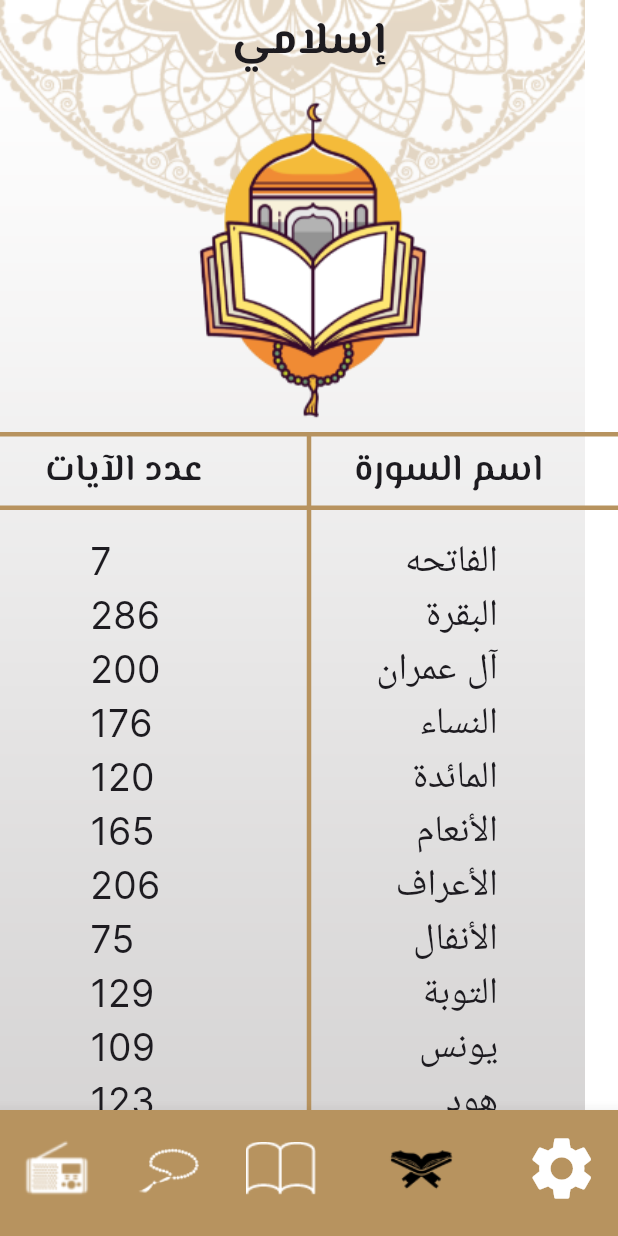
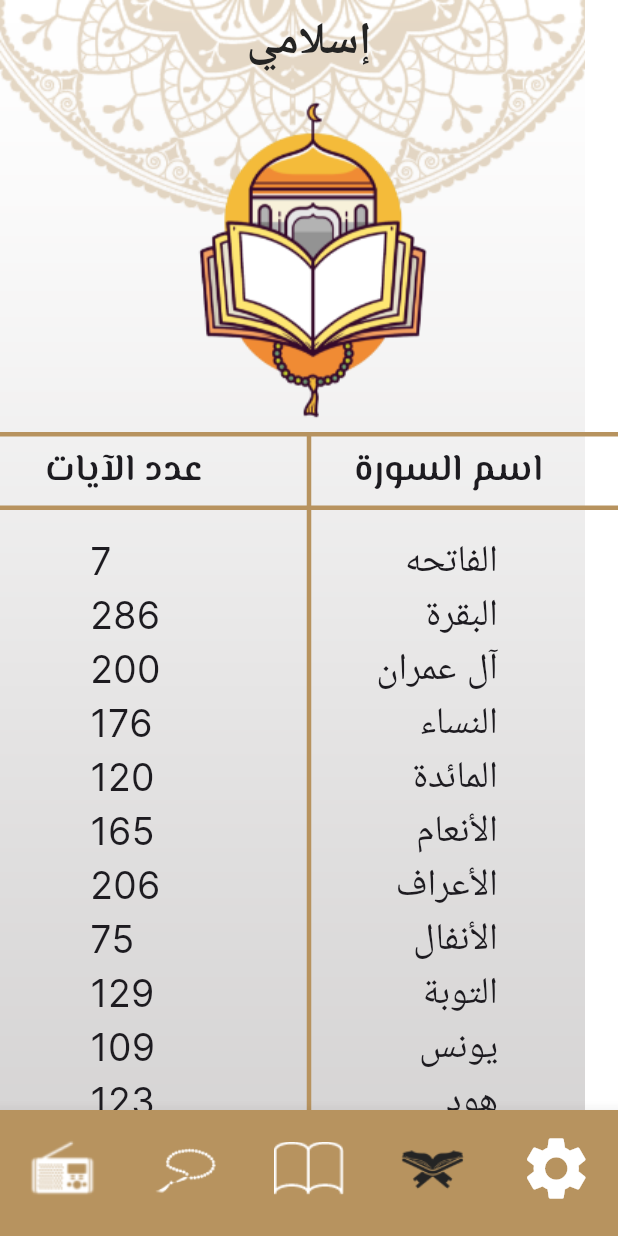
Before and after one commit to mohamedmagdi6/islami_app, a Flutter app: the screen it shows after launch, item 4 of the bottom bar chosen, on a phone screen of 412 x 824 dp. Run offline on Flutter 3.47's test engine with Material 3 defaults, Android fonts, the phone set to English and light mode, and no system bars; our stand-ins replace font_awesome_flutter.

Commit message:
create MyTheme class for Light mode and dark mode

```diff
--- a/lib/constant.dart
+++ b/lib/constant.dart
@@ -1,3 +1,6 @@
 import 'package:flutter/material.dart';
 
 const kPrimaryColor = Color(0xFFB7935F);
+const KBlackColor = Color(0xFF242424);
+const kYeloowColor = Color(0xFFFACC1D);
+const kDarkPrimaryColor = Color(0xFF141A2E);
--- /dev/null
+++ b/lib/helper/my_them_data.dart
@@ -0,0 +1,61 @@
+import 'package:flutter/material.dart';
+import 'package:islami_app/constant.dart';
+
+class MyThemData {
+  static ThemeData lightTheme = ThemeData(
+    appBarTheme: AppBarTheme(
+        backgroundColor: Colors.transparent,
+        centerTitle: true,
+        titleTextStyle: TextStyle(
+          fontSize: 30,
+          fontWeight: FontWeight.w700,
+          color: KBlackColor,
+        )),
+    scaffoldBackgroundColor: Colors.transparent,
+    fontFamily: 'El Messiri',
+    bottomNavigationBarTheme: BottomNavigationBarThemeData(
+      type: BottomNavigationBarType.fixed,
+      showSelectedLabels: false,
+      backgroundColor: kPrimaryColor,
+      showUnselectedLabels: false,
+      selectedItemColor: KBlackColor,
+      unselectedItemColor: Colors.white,
+      selectedIconTheme: IconThemeData(
+        size: 50,
+      ),
+      unselectedIconTheme: IconThemeData(size: 50),
+    ),
+    dividerTheme: DividerThemeData(
+      color: kPrimaryColor,
+      thickness: 3,
+    ),
+  );
+  static ThemeData darkTheme = ThemeData(
+    appBarTheme: AppBarTheme(
+        backgroundColor: Colors.transparent,
+        centerTitle: true,
+        titleTextStyle: TextStyle(
+          fontSize: 30,
+          fontWeight: FontWeight.w700,
+          color: Colors.white,
+        )),
+    scaffoldBackgroundColor: Colors.transparent,
+    fontFamily: 'El Messiri',
+    bottomNavigationBarTheme: BottomNavigationBarThemeData(
+      type: BottomNavigationBarType.fixed,
+      showSelectedLabels: false,
+      backgroundColor: kDarkPrimaryColor,
+      showUnselectedLabels: false,
+      selectedItemColor: kYeloowColor,
+      unselectedItemColor: Colors.white,
+      selectedIconTheme: IconThemeData(
+        size: 50,
+      ),
+      unselectedIconTheme: IconThemeData(size: 50),
+    ),
+    dividerTheme: DividerThemeData(
+      color: kYeloowColor,
+      thickness: 3,
+    ),
+  );
+}
--- a/lib/main.dart
+++ b/lib/main.dart
@@ -1,4 +1,5 @@
 import 'package:flutter/material.dart';
+import 'package:islami_app/helper/my_them_data.dart';
 import 'package:islami_app/screens/hadeth_screen.dart';
 import 'package:islami_app/screens/home_screen.dart';
 import 'package:islami_app/screens/splash_screen.dart';
@@ -16,9 +17,9 @@ class MyApp extends StatelessWidget {
   Widget build(BuildContext context) {
     return MaterialApp(
       debugShowCheckedModeBanner: false,
-      theme: ThemeData(
-        fontFamily: 'El Messiri',
-      ),
+      themeMode: ThemeMode.light,
+      theme: MyThemData.lightTheme,
+      darkTheme: MyThemData.darkTheme,
       initialRoute: SplashScreen.routeName,
       routes: {
         HomeScreen.routName: (context) => HomeScreen(),
@@ -26,7 +27,7 @@ class MyApp extends StatelessWidget {
         SuraScreen.routeName: (context) => SuraScreen(),
         HadethScreen.routeName: (context) => HadethScreen(),
       },
-      home: HomeScreen(),
+      home: SplashScreen(),
     );
   }
 }
--- a/lib/screens/hadeth_screen.dart
+++ b/lib/screens/hadeth_screen.dart
@@ -20,17 +20,10 @@ class _HadethScreenState extends State<HadethScreen> {
         Image.asset('assets/images/bg3.png'),
         Scaffold(
           appBar: AppBar(
-            backgroundColor: Colors.transparent,
-            centerTitle: true,
             title: const Text(
               'إسلامي',
-              style: TextStyle(
-                fontSize: 30,
-                fontWeight: FontWeight.w700,
-              ),
             ),
           ),
-          backgroundColor: Colors.transparent,
           body: SizedBox(
             height: double.infinity,
             width: double.infinity,
--- a/lib/screens/home_screen.dart
+++ b/lib/screens/home_screen.dart
@@ -1,5 +1,4 @@
 import 'package:flutter/material.dart';
-import 'package:islami_app/constant.dart';
 import 'package:islami_app/taps/ahadeeth_tab.dart';
 import 'package:islami_app/taps/quraan_tab.dart';
 import 'package:islami_app/taps/radio_tab.dart';
@@ -21,55 +20,37 @@ class _HomeScreenState extends State<HomeScreen> {
     return Stack(children: [
       Image.asset('assets/images/bg3.png'),
       Scaffold(
-          backgroundColor: Colors.transparent,
           appBar: AppBar(
-            backgroundColor: Colors.transparent,
-            centerTitle: true,
             title: const Text(
               'إسلامي',
-              style: TextStyle(
-                fontSize: 30,
-                fontWeight: FontWeight.w700,
-              ),
             ),
           ),
           bottomNavigationBar: BottomNavigationBar(
-              iconSize: 50,
-              type: BottomNavigationBarType.shifting,
               currentIndex: currentIndex,
               onTap: (value) {
                 currentIndex = value;
                 setState(() {});
               },
-              selectedItemColor: Colors.black,
-              unselectedItemColor: Colors.white,
-              showSelectedLabels: false,
-              showUnselectedLabels: false,
               items: const [
                 BottomNavigationBarItem(
                   icon: ImageIcon(AssetImage('assets/images/icon_radio.png')),
                   label: '',
-                  backgroundColor: kPrimaryColor,
                 ),
                 BottomNavigationBarItem(
                   icon: ImageIcon(AssetImage('assets/images/icon_sebha.png')),
                   label: '',
-                  backgroundColor: kPrimaryColor,
                 ),
                 BottomNavigationBarItem(
                   icon: ImageIcon(AssetImage('assets/images/icon_hadeth.png')),
                   label: '',
-                  backgroundColor: kPrimaryColor,
                 ),
                 BottomNavigationBarItem(
                   icon: ImageIcon(AssetImage('assets/images/icon_quran.png')),
                   label: '',
-                  backgroundColor: kPrimaryColor,
                 ),
                 BottomNavigationBarItem(
                   icon: Icon(Icons.settings),
                   label: '',
-                  backgroundColor: kPrimaryColor,
                 ),
               ]),
           body: tabs[currentIndex]),
--- a/lib/screens/splash_screen.dart
+++ b/lib/screens/splash_screen.dart
@@ -19,7 +19,9 @@ class _SplashScreenState extends State<SplashScreen> {
 
   @override
   Widget build(BuildContext context) {
-    return Scaffold(
+    return Stack(
+      children: [
+        Scaffold(
           body: Center(
             child: Column(
               children: [
@@ -38,6 +40,8 @@ class _SplashScreenState extends State<SplashScreen> {
               ],
             ),
           ),
+        ),
+      ],
     );
   }
 }
--- a/lib/taps/ahadeeth_tab.dart
+++ b/lib/taps/ahadeeth_tab.dart
@@ -29,10 +29,7 @@ class _AhadeethTabState extends State<AhadeethTab> {
           'assets/images/hadeth_logo.png',
           height: 219,
         ),
-        Divider(
-          thickness: 3,
-          color: kPrimaryColor,
-        ),
+        Divider(),
         Text(
           'الأحاديث',
           textAlign: TextAlign.center,
@@ -41,10 +38,7 @@ class _AhadeethTabState extends State<AhadeethTab> {
             fontSize: 25,
           ),
         ),
-        Divider(
-          thickness: 3,
-          color: kPrimaryColor,
-        ),
+        Divider(),
         Expanded(
             child: Padding(
           padding: const EdgeInsets.symmetric(vertical: 16),
--- a/lib/taps/quraan_tab.dart
+++ b/lib/taps/quraan_tab.dart
@@ -1,5 +1,4 @@
 import 'package:flutter/material.dart';
-import 'package:flutter/services.dart';
 import 'package:islami_app/constant.dart';
 import 'package:islami_app/models/sura_models.dart';
 import 'package:islami_app/screens/sura_screen.dart';
@@ -250,14 +249,8 @@ class QuraanTab extends StatelessWidget {
         ),
         Table(
           border: TableBorder(
-              bottom: BorderSide(
-                color: kPrimaryColor,
-                width: 3,
-              ),
-              top: BorderSide(
-                color: kPrimaryColor,
-                width: 3,
-              ),
+              top: BorderSide(width: 3, color: kPrimaryColor),
+              bottom: BorderSide(width: 3, color: kPrimaryColor),
               verticalInside: BorderSide(
                 color: kPrimaryColor,
                 width: 3,
```
Lines whose indentation alone changed are shown as unchanged.
